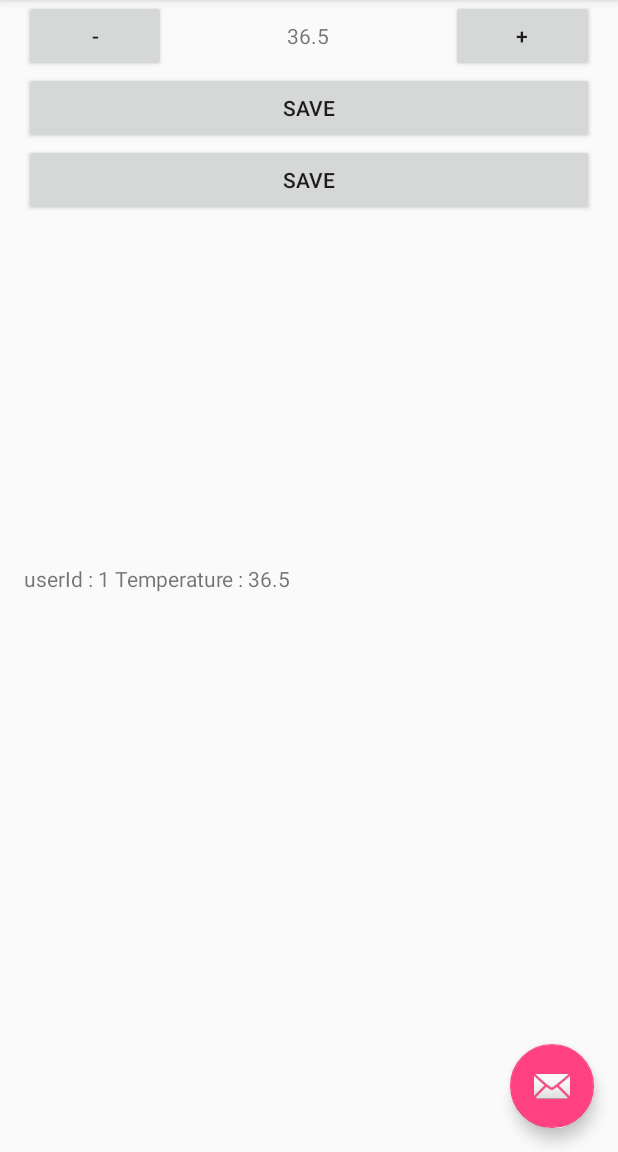
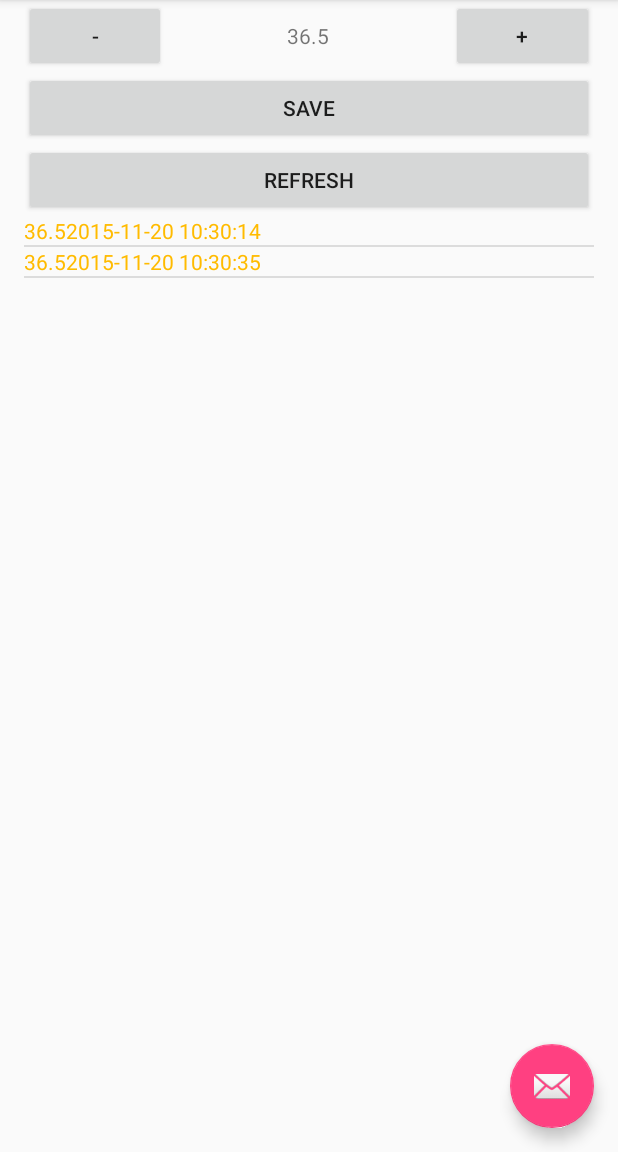
Before and after one commit to taehunzzang/BabyTempApp, an Android app: the MainActivity screen opened directly, with no data from a screen before it, after a tap on "SAVE", on a phone screen of 412 x 824 dp, the part 84-1236 px from its top. Run offline under Robolectric (Android 15) with nearby library versions, the phone set to English and light mode, and no system bars.

Commit message:
1. add Cursor Adapter 2. fix some Errors

```diff
--- a/app/build.gradle
+++ b/app/build.gradle
@@ -1,7 +1,7 @@
 apply plugin: 'com.android.application'
 
 android {
-    compileSdkVersion 21
+    compileSdkVersion 22
     buildToolsVersion "23.0.2"
 
     defaultConfig {
--- /dev/null
+++ b/app/src/main/java/com/example/taehun/babytemp/UserDataCursorAdapter.java
@@ -0,0 +1,62 @@
+package com.example.taehun.babytemp;
+
+import android.content.Context;
+import android.database.Cursor;
+import android.graphics.Color;
+import android.support.v4.widget.CursorAdapter;
+import android.view.LayoutInflater;
+import android.view.View;
+import android.view.ViewGroup;
+import android.widget.TextView;
+
+import java.text.SimpleDateFormat;
+import java.util.Calendar;
+
+/**
+ * Created by taehun on 2015-11-20.
+ */
+public class UserDataCursorAdapter extends CursorAdapter {
+    SimpleDateFormat sdf;
+    public UserDataCursorAdapter(Context context, Cursor c, boolean autoRequery) {
+        super(context, c, autoRequery);
+        sdf = new SimpleDateFormat("yyyy-MM-dd hh:mm:ss");
+    }
+
+    @Override
+    public View newView(Context context, Cursor cursor, ViewGroup parent) {
+
+        return LayoutInflater.from(context).inflate(R.layout.user_data_item,parent,false);
+    }
+
+    @Override
+    public void bindView(View view, Context context, Cursor cursor) {
+        TextView userData = (TextView) view.findViewById(R.id.userData);
+        Calendar cal = Calendar.getInstance();
+        cal.setTimeInMillis(cursor.getLong(3));
+        userData.setText(cursor.getString(2)+sdf.format(cal.getTimeInMillis()));
+        changeTextColor(userData, cursor.getString(2));
+    }
+
+    private void changeTextColor(TextView userData, String string) {
+        float tempValue = convertStr2long(string);
+        if(tempValue<37.0){
+            userData.setTextColor(Color.parseColor("#ffbb00"));
+        }else if(tempValue<38.0){
+            userData.setTextColor(Color.parseColor("#bbff00"));
+        }else{
+            userData.setTextColor(Color.parseColor("#ff0000"));
+        }
+    }
+
+    private float convertStr2long(String string) {
+        float tempValue=0;
+        try{
+            tempValue = Float.parseFloat(string);
+        }catch (Exception e){
+            return 0;
+        }
+        return tempValue;
+    }
+
+
+}
--- a/app/src/main/java/com/example/taehun/babytemp/UserDataFragment.java
+++ b/app/src/main/java/com/example/taehun/babytemp/UserDataFragment.java
@@ -3,11 +3,13 @@ package com.example.taehun.babytemp;
 import android.os.Bundle;
 import android.support.annotation.Nullable;
 import android.support.v4.app.Fragment;
+import android.support.v4.widget.SimpleCursorAdapter;
 import android.util.Log;
 import android.view.LayoutInflater;
 import android.view.View;
 import android.view.ViewGroup;
 import android.widget.Button;
+import android.widget.ListView;
 import android.widget.TextView;
 
 import com.example.taehun.babytemp.database.DBManager;
@@ -22,7 +24,9 @@ public class UserDataFragment extends Fragment implements View.OnClickListener{
     Button plus, minus, saveTemperature, reFreshData;
     TextView tempTxt, listTemperature;
     int tempValue = 365;
-
+    ListView listViewData;
+    SimpleCursorAdapter cs;
+    UserDataCursorAdapter adapter;
 
     public UserDataFragment() {
         super();
@@ -45,26 +49,21 @@ public class UserDataFragment extends Fragment implements View.OnClickListener{
     }
 
     private void initUI(View view) {
+
         plus = (Button) view.findViewById(R.id.plus);
         minus = (Button) view.findViewById(R.id.minus);
         saveTemperature = (Button) view.findViewById(R.id.saveTemperature);
         reFreshData = (Button) view.findViewById(R.id.reFreshData);
         tempTxt = (TextView) view.findViewById(R.id.tempTxt);
         listTemperature = (TextView) view.findViewById(R.id.listTemperature);
+        listViewData = (ListView) view.findViewById(R.id.listViewData);
 
         plus.setOnClickListener(this);
         minus.setOnClickListener(this);
         saveTemperature.setOnClickListener(this);
         reFreshData.setOnClickListener(this);
 
-
         tempTxt.setText(converValue(tempValue));
-
-    }
-    @Override
-    public void onViewCreated(View view, Bundle savedInstanceState) {
-        super.onViewCreated(view, savedInstanceState);
-
     }
 
     @Override
@@ -72,6 +71,13 @@ public class UserDataFragment extends Fragment implements View.OnClickListener{
         super.onActivityCreated(savedInstanceState);
         mdbManager = DBManager.getInstance();
         mdbManager.openDB(getActivity());
+
+
+        cs = new SimpleCursorAdapter(getActivity(), android.R.layout.simple_list_item_2, mdbManager.getBabyTemperatureData(),
+                new String[] {"user_id", "temperature"}, new int[] {android.R.id.text1, android.R.id.text2});
+
+        adapter = new UserDataCursorAdapter(getActivity(),mdbManager.getBabyTemperatureData(),true);
+        listViewData.setAdapter(adapter);
     }
 
     @Override
@@ -95,15 +101,14 @@ public class UserDataFragment extends Fragment implements View.OnClickListener{
     }
 
     private void showTemperatureData() {
-        Log.e("Temperature",""+mdbManager.getBabaTemperaturData());
+        Log.e("Temperature", "" + mdbManager.getBabaTemperaturData());
         listTemperature.setText(mdbManager.getBabaTemperaturData());
+        adapter.swapCursor(mdbManager.getBabyTemperatureData());
     }
 
     private void saveBabyTemperature() {
-        mdbManager.insertTempValue("1", tempTxt.getText().toString());
+        mdbManager.insertTempValue("1", tempTxt.getText().toString(),System.currentTimeMillis());
         showTemperatureData();
-
-
     }
 
     private String converValue(int tempValue) {
--- a/app/src/main/java/com/example/taehun/babytemp/database/DBManager.java
+++ b/app/src/main/java/com/example/taehun/babytemp/database/DBManager.java
@@ -27,8 +27,8 @@ public class DBManager  {
     }
     public long insertValues(String name, String date){
         ContentValues dbValue = new ContentValues();
-        dbValue.put("NAME",name);
-        dbValue.put("BIRTHDAY",date);
+        dbValue.put("name",name);
+        dbValue.put("birthday_date",date);
         return mDB.insert(DbHelper.DB_TABLE_NAME,null,dbValue);
     }
     public boolean moreThen1(){
@@ -47,10 +47,11 @@ public class DBManager  {
         return cursor;
     }
 
-    public long insertTempValue(String id, String temp){
+    public long insertTempValue(String id, String temp, long insertTime){
         ContentValues dbValue = new ContentValues();
-        dbValue.put("USER_ID",id);
-        dbValue.put("TEMPERATURE",temp);
+        dbValue.put("user_id",id);
+        dbValue.put("temperature",temp);
+        dbValue.put("insertDate",insertTime);
         return mDB.insert(DbHelper.DB_TABLE_TEMPERATURE,null,dbValue);
     }
 
@@ -66,4 +67,8 @@ public class DBManager  {
         }
         return tempStr.toString();
     }
+
+    public Cursor getBabyTemperatureData(){
+        return mDB.query(DbHelper.DB_TABLE_TEMPERATURE,null,null,null,null,null,null);
+    }
 }
--- a/app/src/main/java/com/example/taehun/babytemp/database/DbHelper.java
+++ b/app/src/main/java/com/example/taehun/babytemp/database/DbHelper.java
@@ -16,14 +16,16 @@ public class DbHelper extends SQLiteOpenHelper {
 
     //primary key autoincrement
 
-    String babyTable = "CREATE TABLE "+DB_TABLE_NAME+" (_ID INTEGER PRIMARY KEY AUTOINCREMENT, " +
-            "NAME TEXT, " +
-            "BIRTHDAY DATE, " +
-            "MEMO TEXT);";
+    String babyTable = "CREATE TABLE "+DB_TABLE_NAME+" (_id INTEGER PRIMARY KEY AUTOINCREMENT, " +
+            "name TEXT, " +
+            "brithday_date, " +
+            "memo TEXT);";
 
-    String babyTemperature = "CREATE TABLE "+DB_TABLE_TEMPERATURE+" (_ID INTEGER PRIMARY KEY AUTOINCREMENT, " +
-            "USER_ID INTEGER, " +
-            "TEMPERATURE TEXT" +
+    String babyTemperature = "CREATE TABLE "+DB_TABLE_TEMPERATURE+" (_id INTEGER PRIMARY KEY AUTOINCREMENT, " +
+            "user_id INTEGER, " +
+            "temperature TEXT, " +
+            "insertDate INTEGER, " +
+            "memo TEXT"+
             ");";
     public DbHelper(Context context) {
         super(context, DB_NAME, null, DB_VERSION_INIT);
--- a/app/src/main/res/layout/activity_add_user.xml
+++ b/app/src/main/res/layout/activity_add_user.xml
@@ -37,17 +37,20 @@
         <EditText
             android:id="@+id/year"
             android:layout_width="0dp"
+            android:inputType="numberDecimal"
             android:layout_weight="1"
             android:layout_height="wrap_content" />
         <EditText
             android:id="@+id/month"
             android:layout_width="0dp"
             android:layout_weight="1"
+            android:inputType="numberDecimal"
             android:layout_height="wrap_content" />
         <EditText
             android:id="@+id/day"
             android:layout_width="0dp"
             android:layout_weight="1"
+            android:inputType="numberDecimal"
             android:layout_height="wrap_content" />
 
     </LinearLayout>
--- a/app/src/main/res/layout/content_main.xml
+++ b/app/src/main/res/layout/content_main.xml
@@ -15,8 +15,7 @@
 
     <LinearLayout
         android:layout_width="match_parent"
-        android:layout_height="0dp"
-        android:layout_weight="1"
+        android:layout_height="wrap_content"
         android:orientation="vertical">
 
         <LinearLayout
@@ -55,20 +54,23 @@
             android:id="@+id/reFreshData"
             android:layout_width="match_parent"
             android:layout_height="wrap_content"
-            android:text="SAVE"/>
+            android:text="Refresh"/>
     </LinearLayout>
 
     <TextView
         android:id="@+id/listTemperature"
         android:layout_width="match_parent"
         android:layout_weight="1"
+        android:visibility="gone"
         android:layout_height="0dp" />
 
     <ListView
-        android:visibility="gone"
+        android:visibility="visible"
+        android:id="@+id/listViewData"
         android:layout_width="match_parent"
         android:layout_height="0dp"
-        android:layout_weight="3">
+        android:layout_weight="1"
+        >
 
     </ListView>
 </LinearLayout>
--- /dev/null
+++ b/app/src/main/res/layout/user_data_item.xml
@@ -0,0 +1,10 @@
+<?xml version="1.0" encoding="utf-8"?>
+<LinearLayout xmlns:android="http://schemas.android.com/apk/res/android"
+    android:layout_width="match_parent"
+    android:layout_height="match_parent"
+    android:orientation="vertical">
+    <TextView
+        android:id="@+id/userData"
+        android:layout_width="match_parent"
+        android:layout_height="wrap_content" />
+</LinearLayout>
```
Also changed, not shown: 3 other files.
